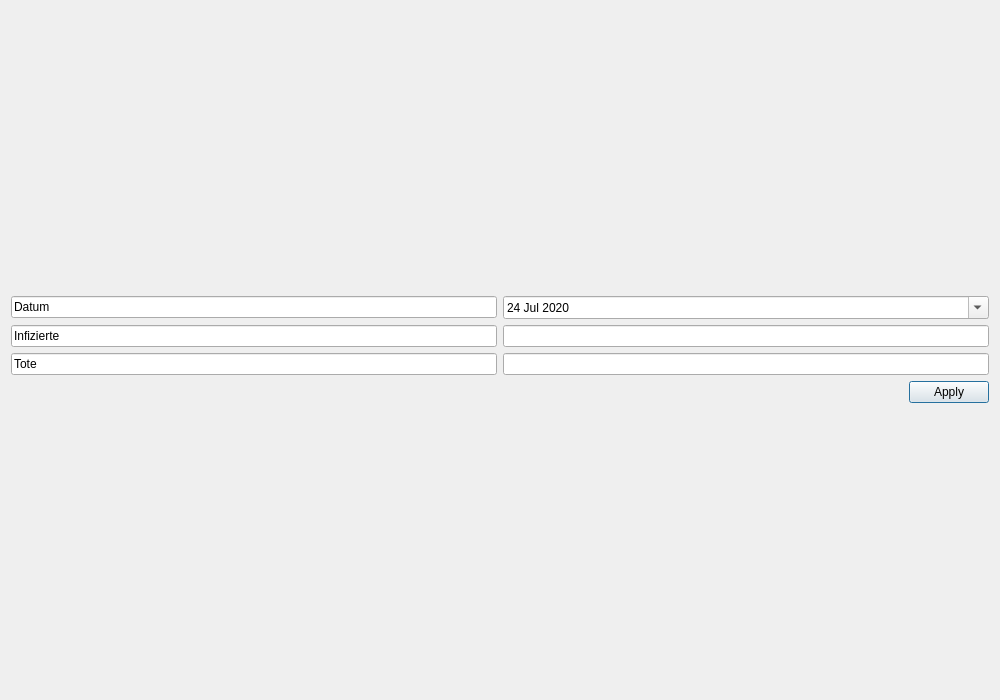
JosephBisso/Starlink, file src/frankreich.ui: the form before one commit.
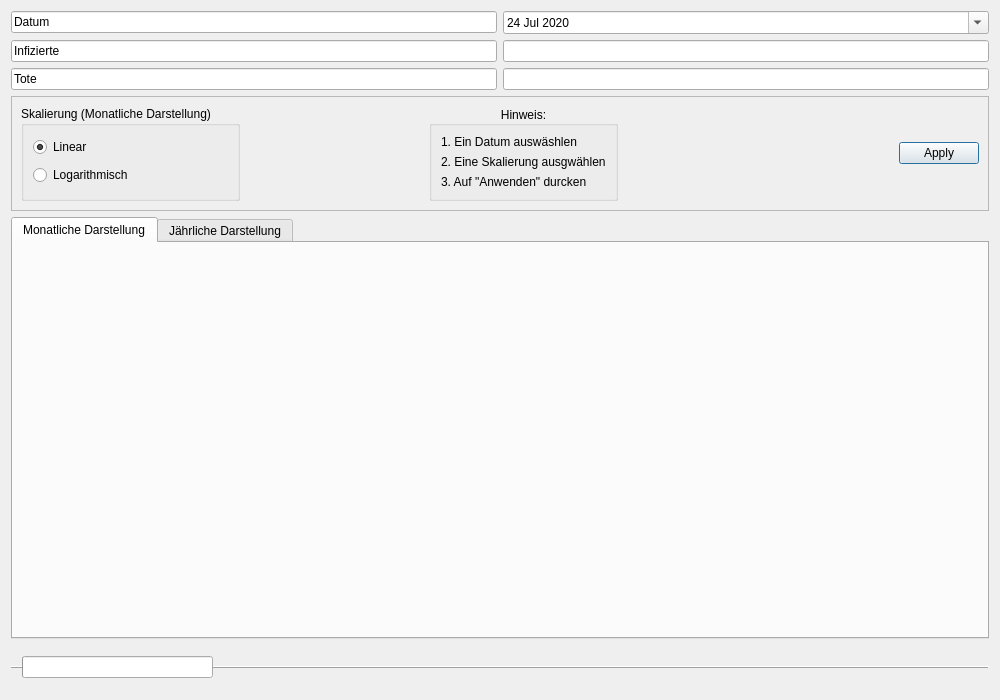
The form after the commit.

The edit to the form file:
```diff
--- a/src/frankreich.ui
+++ b/src/frankreich.ui
@@ -13,14 +13,11 @@
   <property name="windowTitle">
    <string>Frankreich</string>
   </property>
-  <layout class="QVBoxLayout" name="verticalLayout_2">
-   <item>
+  <layout class="QGridLayout" name="gridLayout_3">
+   <item row="0" column="0">
     <layout class="QGridLayout" name="gridLayout">
-     <item row="5" column="0">
-      <widget class="QLineEdit" name="lineEdit_5">
-       <property name="text">
-        <string>Tote</string>
-       </property>
+     <item row="4" column="3">
+      <widget class="QLineEdit" name="lineEdit_4">
        <property name="readOnly">
         <bool>true</bool>
        </property>
@@ -36,8 +33,28 @@
        </property>
       </widget>
      </item>
-     <item row="4" column="3">
-      <widget class="QLineEdit" name="lineEdit_4">
+     <item row="5" column="0">
+      <widget class="QLineEdit" name="lineEdit_5">
+       <property name="text">
+        <string>Tote</string>
+       </property>
+       <property name="readOnly">
+        <bool>true</bool>
+       </property>
+      </widget>
+     </item>
+     <item row="4" column="0">
+      <widget class="QLineEdit" name="lineEdit">
+       <property name="text">
+        <string>Infizierte</string>
+       </property>
+       <property name="readOnly">
+        <bool>true</bool>
+       </property>
+      </widget>
+     </item>
+     <item row="5" column="3">
+      <widget class="QLineEdit" name="lineEdit_6">
        <property name="readOnly">
         <bool>true</bool>
        </property>
@@ -82,34 +99,241 @@
        </property>
       </widget>
      </item>
-     <item row="5" column="3">
-      <widget class="QLineEdit" name="lineEdit_6">
-       <property name="readOnly">
-        <bool>true</bool>
+    </layout>
+   </item>
+   <item row="5" column="0">
+    <layout class="QVBoxLayout" name="verticalLayout">
+     <item>
+      <widget class="QTabWidget" name="tabWidget">
+       <property name="currentIndex">
+        <number>0</number>
        </property>
+       <widget class="QWidget" name="tab">
+        <attribute name="title">
+         <string>Monatliche Darstellung</string>
+        </attribute>
+        <layout class="QGridLayout" name="gridLayout_2">
+         <item row="0" column="0">
+          <layout class="QVBoxLayout" name="verticalLayout_3"/>
+         </item>
+        </layout>
+       </widget>
+       <widget class="QWidget" name="Tab_2">
+        <attribute name="title">
+         <string>Jährliche Darstellung</string>
+        </attribute>
+        <layout class="QVBoxLayout" name="verticalLayout_5">
+         <item>
+          <layout class="QVBoxLayout" name="verticalLayout_4"/>
+         </item>
+        </layout>
+       </widget>
       </widget>
      </item>
-     <item row="4" column="0">
-      <widget class="QLineEdit" name="lineEdit">
-       <property name="text">
-        <string>Infizierte</string>
-       </property>
-       <property name="readOnly">
-        <bool>true</bool>
-       </property>
-      </widget>
-     </item>
-     <item row="6" column="3">
-      <widget class="QDialogButtonBox" name="buttonBox">
-       <property name="standardButtons">
-        <set>QDialogButtonBox::Apply</set>
-       </property>
-      </widget>
-     </item>
     </layout>
    </item>
-   <item>
-    <layout class="QVBoxLayout" name="verticalLayout"/>
+   <item row="2" column="0">
+    <widget class="QFrame" name="frame">
+     <property name="frameShape">
+      <enum>QFrame::StyledPanel</enum>
+     </property>
+     <property name="frameShadow">
+      <enum>QFrame::Raised</enum>
+     </property>
+     <layout class="QGridLayout" name="gridLayout_4">
+      <item row="0" column="0">
+       <widget class="QGroupBox" name="groupBox">
+        <property name="enabled">
+         <bool>true</bool>
+        </property>
+        <property name="title">
+         <string>Skalierung (Monatliche Darstellung)</string>
+        </property>
+        <property name="flat">
+         <bool>false</bool>
+        </property>
+        <property name="checkable">
+         <bool>false</bool>
+        </property>
+        <layout class="QVBoxLayout" name="verticalLayout_6">
+         <item>
+          <widget class="QRadioButton" name="skalaLiear">
+           <property name="text">
+            <string>Linear</string>
+           </property>
+           <property name="checked">
+            <bool>true</bool>
+           </property>
+          </widget>
+         </item>
+         <item>
+          <widget class="QRadioButton" name="skalaLogarithm">
+           <property name="text">
+            <string>Logarithmisch</string>
+           </property>
+          </widget>
+         </item>
+        </layout>
+       </widget>
+      </item>
+      <item row="0" column="6">
+       <widget class="QDialogButtonBox" name="buttonBox">
+        <property name="standardButtons">
+         <set>QDialogButtonBox::Apply</set>
+        </property>
+        <property name="centerButtons">
+         <bool>false</bool>
+        </property>
+       </widget>
+      </item>
+      <item row="0" column="4">
+       <widget class="QGroupBox" name="groupBox_2">
+        <property name="title">
+         <string>Hinweis:</string>
+        </property>
+        <property name="alignment">
+         <set>Qt::AlignCenter</set>
+        </property>
+        <property name="flat">
+         <bool>false</bool>
+        </property>
+        <layout class="QGridLayout" name="gridLayout_6">
+         <item row="0" column="0">
+          <widget class="QLabel" name="label">
+           <property name="text">
+            <string>1. Ein Datum auswäshlen</string>
+           </property>
+          </widget>
+         </item>
+         <item row="1" column="0">
+          <widget class="QLabel" name="label_2">
+           <property name="text">
+            <string>2. Eine Skalierung ausgwählen</string>
+           </property>
+          </widget>
+         </item>
+         <item row="2" column="0">
+          <widget class="QLabel" name="label_3">
+           <property name="text">
+            <string>3. Auf &quot;Anwenden&quot; durcken</string>
+           </property>
+          </widget>
+         </item>
+        </layout>
+       </widget>
+      </item>
+      <item row="0" column="1">
+       <spacer name="horizontalSpacer">
+        <property name="orientation">
+         <enum>Qt::Horizontal</enum>
+        </property>
+        <property name="sizeHint" stdset="0">
+         <size>
+          <width>40</width>
+          <height>20</height>
+         </size>
+        </property>
+       </spacer>
+      </item>
+      <item row="0" column="2">
+       <widget class="Line" name="line">
+        <property name="orientation">
+         <enum>Qt::Horizontal</enum>
+        </property>
+       </widget>
+      </item>
+      <item row="0" column="5">
+       <spacer name="horizontalSpacer_2">
+        <property name="orientation">
+         <enum>Qt::Horizontal</enum>
+        </property>
+        <property name="sizeHint" stdset="0">
+         <size>
+          <width>40</width>
+          <height>20</height>
+         </size>
+        </property>
+       </spacer>
+      </item>
+     </layout>
+    </widget>
+   </item>
+   <item row="6" column="0">
+    <widget class="QFrame" name="frame_2">
+     <property name="frameShape">
+      <enum>QFrame::HLine</enum>
+     </property>
+     <property name="frameShadow">
+      <enum>QFrame::Raised</enum>
+     </property>
+     <layout class="QGridLayout" name="gridLayout_5">
+      <item row="0" column="3">
+       <spacer name="horizontalSpacer_4">
+        <property name="orientation">
+         <enum>Qt::Horizontal</enum>
+        </property>
+        <property name="sizeHint" stdset="0">
+         <size>
+          <width>40</width>
+          <height>20</height>
+         </size>
+        </property>
+       </spacer>
+      </item>
+      <item row="0" column="0">
+       <widget class="QProgressBar" name="progressBar">
+        <property name="value">
+         <number>0</number>
+        </property>
+        <property name="textVisible">
+         <bool>false</bool>
+        </property>
+        <property name="orientation">
+         <enum>Qt::Horizontal</enum>
+        </property>
+       </widget>
+      </item>
+      <item row="0" column="4">
+       <spacer name="horizontalSpacer_3">
+        <property name="orientation">
+         <enum>Qt::Horizontal</enum>
+        </property>
+        <property name="sizeHint" stdset="0">
+         <size>
+          <width>40</width>
+          <height>20</height>
+         </size>
+        </property>
+       </spacer>
+      </item>
+      <item row="0" column="2">
+       <spacer name="horizontalSpacer_5">
+        <property name="orientation">
+         <enum>Qt::Horizontal</enum>
+        </property>
+        <property name="sizeHint" stdset="0">
+         <size>
+          <width>40</width>
+          <height>20</height>
+         </size>
+        </property>
+       </spacer>
+      </item>
+      <item row="0" column="1">
+       <spacer name="horizontalSpacer_6">
+        <property name="orientation">
+         <enum>Qt::Horizontal</enum>
+        </property>
+        <property name="sizeHint" stdset="0">
+         <size>
+          <width>40</width>
+          <height>20</height>
+         </size>
+        </property>
+       </spacer>
+      </item>
+     </layout>
+    </widget>
    </item>
   </layout>
  </widget>
```
